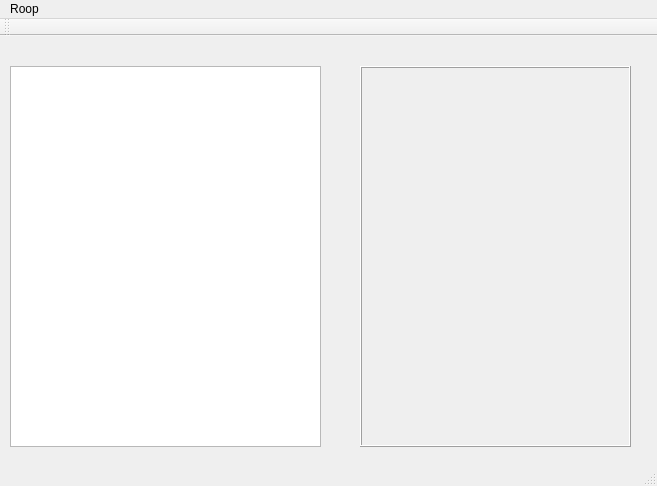
Before: the Qt Designer form ide/RoopIDE/roopenvironment.ui in ZenBowman/roop, drawn with Qt 5.
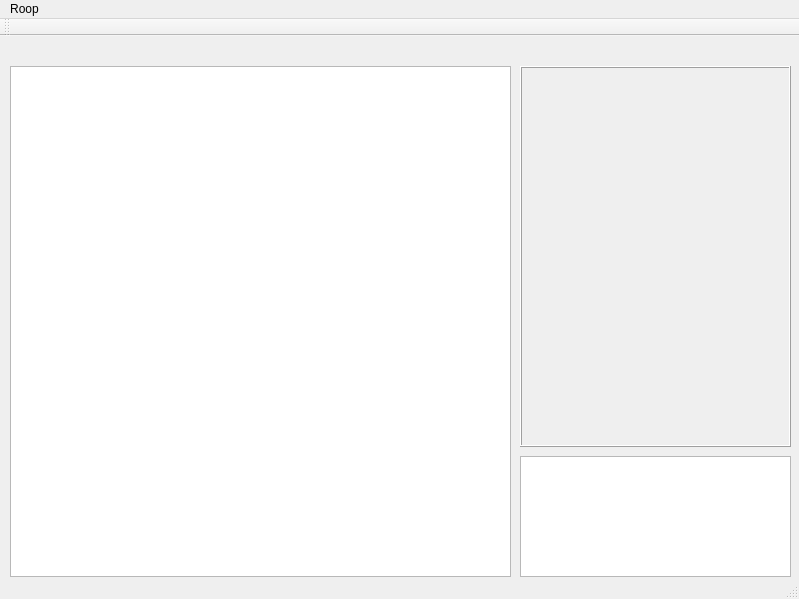
After: the same form once the commit is applied.

```diff
--- a/ide/RoopIDE/roopenvironment.ui
+++ b/ide/RoopIDE/roopenvironment.ui
@@ -6,8 +6,8 @@
    <rect>
     <x>0</x>
     <y>0</y>
-    <width>657</width>
-    <height>486</height>
+    <width>799</width>
+    <height>599</height>
    </rect>
   </property>
   <property name="windowTitle">
@@ -19,15 +19,15 @@
      <rect>
       <x>10</x>
       <y>30</y>
-      <width>311</width>
-      <height>381</height>
+      <width>501</width>
+      <height>511</height>
      </rect>
     </property>
    </widget>
    <widget class="QLabel" name="displayImage">
     <property name="geometry">
      <rect>
-      <x>360</x>
+      <x>520</x>
       <y>30</y>
       <width>271</width>
       <height>381</height>
@@ -43,13 +43,23 @@
      <string/>
     </property>
    </widget>
+   <widget class="QListWidget" name="operatorsList">
+    <property name="geometry">
+     <rect>
+      <x>520</x>
+      <y>420</y>
+      <width>271</width>
+      <height>121</height>
+     </rect>
+    </property>
+   </widget>
   </widget>
   <widget class="QMenuBar" name="menuBar">
    <property name="geometry">
     <rect>
      <x>0</x>
      <y>0</y>
-     <width>657</width>
+     <width>799</width>
      <height>19</height>
     </rect>
    </property>
```
